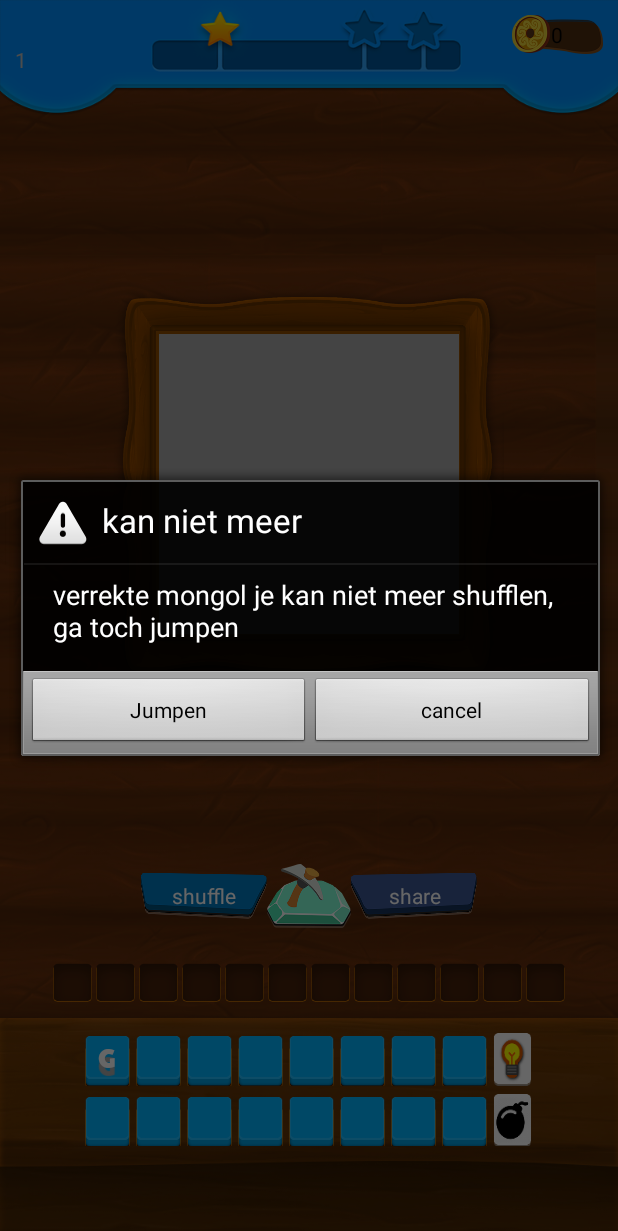
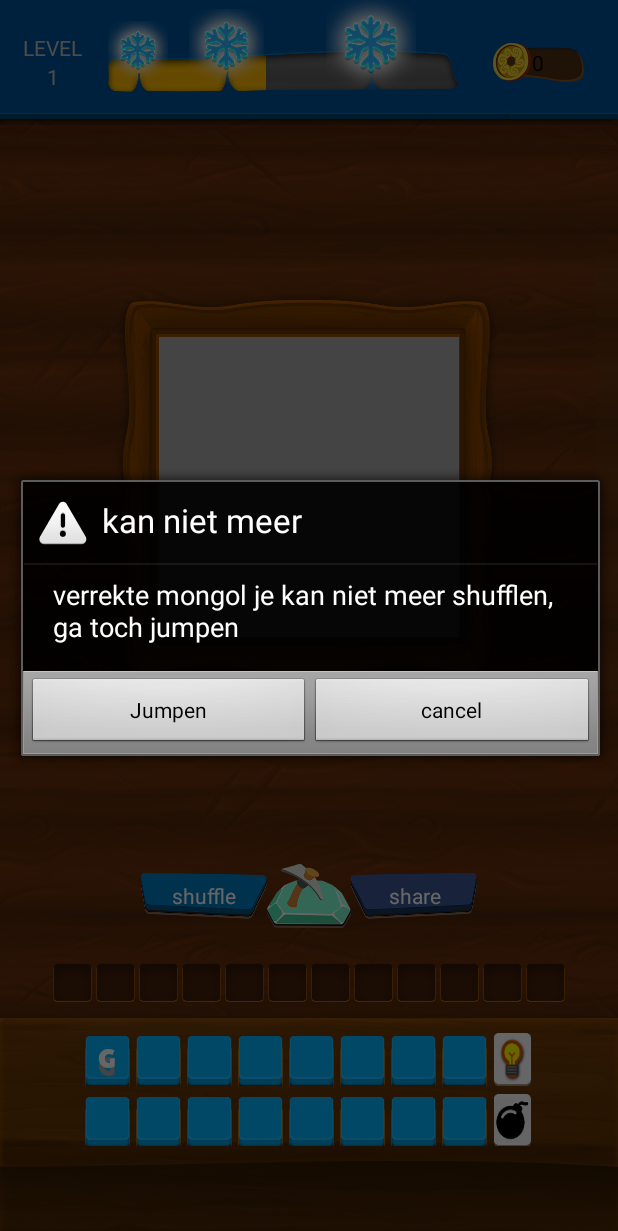
Before and after one commit to harrienak/frozenpicture, an Android app: the LevelActivity screen opened directly, with no data from a screen before it, on a phone screen of 412 x 824 dp. Shown: the top 1231 px of the screen. Run offline under Robolectric (Android 15) with nearby library versions, the phone set to English and light mode, and no system bars; our stand-ins replace AdMob, ButterKnife; network calls fail; 2 statements that could not run were skipped.

Commit message:
new header

```diff
--- a/app/src/main/res/layout/toolbar.xml
+++ b/app/src/main/res/layout/toolbar.xml
@@ -1,32 +1,127 @@
 <?xml version="1.0" encoding="utf-8"?>
-<RelativeLayout xmlns:android="http://schemas.android.com/apk/res/android"
+<FrameLayout xmlns:android="http://schemas.android.com/apk/res/android"
     android:layout_width="match_parent"
-    android:layout_height="80dp"
-    android:background="@drawable/header">
+    android:layout_height="wrap_content">
+
+    <LinearLayout
+        android:layout_width="match_parent"
+        android:layout_height="70dp">
+
+        <LinearLayout
+            android:layout_width="0dp"
+            android:layout_height="match_parent"
+            android:layout_weight="1.8"></LinearLayout>
+
+        <LinearLayout
+            android:layout_width="0dp"
+            android:layout_height="match_parent"
+            android:layout_weight="6"
+            android:background="#FFFFFF"
+            android:weightSum="100">
+
+            <ProgressBar
+                android:id="@+id/toolbar_progressbar"
+                style="?android:attr/progressBarStyleHorizontal"
+                android:layout_width="match_parent"
+                android:layout_height="match_parent"
+                android:max="100"
+                android:progress="45" />
+
+        </LinearLayout>
+
+        <LinearLayout
+            android:layout_width="0dp"
+            android:layout_height="match_parent"
+            android:layout_weight="2.65"></LinearLayout>
+    </LinearLayout>
+
+
+    <LinearLayout
+        android:layout_width="match_parent"
+        android:layout_height="wrap_content"
+        android:background="@drawable/header"
+        android:visibility="visible">
+
+        <LinearLayout
+            android:layout_width="0dp"
+            android:layout_height="match_parent"
+            android:layout_weight="1.8"
+            android:gravity="center"
+            android:orientation="vertical">
+
+            <TextView
+                android:id="@+id/toolbar_level_title"
+                android:layout_width="wrap_content"
+                android:layout_height="wrap_content"
+                android:text="LEVEL" />
 
             <TextView
                 android:id="@+id/toolbar_level"
                 android:layout_width="wrap_content"
-        android:layout_height="wrap_content"
-        android:layout_centerVertical="true"
-        android:layout_marginTop="5dp"
-        android:layout_marginLeft="10dp" />
+                android:layout_height="wrap_content" />
+        </LinearLayout>
 
-    <ProgressBar
-        android:visibility="gone"
-        android:id="@+id/toolbar_progressbar"
-        style="?android:attr/progressBarStyleHorizontal"
-        android:layout_width="150dp"
-        android:layout_height="30dp"
-        android:layout_centerInParent="true" />
+        <LinearLayout
+            android:layout_width="0dp"
+            android:layout_height="match_parent"
+            android:layout_weight="6"
+            android:weightSum="2875">
+
+            <LinearLayout
+                android:layout_width="0dp"
+                android:layout_height="match_parent"
+                android:layout_weight="530"
+                android:gravity="center_horizontal">
+
+                <ImageView
+                    android:layout_width="40dp"
+                    android:layout_height="40dp"
+                    android:layout_marginTop="14dp"
+                    android:src="@drawable/star" />
+
+            </LinearLayout>
+
+            <LinearLayout
+                android:layout_width="0dp"
+                android:layout_height="match_parent"
+                android:layout_weight="910"
+                android:gravity="center_horizontal">
+
+                <ImageView
+                    android:layout_width="50dp"
+                    android:layout_height="50dp"
+                    android:layout_marginTop="6dp"
+                    android:src="@drawable/star" />
+            </LinearLayout>
+
+            <LinearLayout
+                android:layout_width="0dp"
+                android:layout_height="match_parent"
+                android:layout_weight="1430"
+                android:gravity="center_horizontal">
+
+                <ImageView
+                    android:layout_width="60dp"
+                    android:layout_height="60dp"
+                    android:layout_marginTop="0dp"
+                    android:src="@drawable/star" />
+            </LinearLayout>
+        </LinearLayout>
+
+
+        <LinearLayout
+            android:layout_width="0dp"
+            android:layout_height="match_parent"
+            android:layout_weight="2.65"
+            android:gravity="center">
 
             <Button
                 android:id="@+id/toolbar_coins"
                 android:layout_width="wrap_content"
                 android:layout_height="wrap_content"
-        android:layout_marginRight="10dp"
-        android:layout_marginTop="10dp"
-        android:layout_alignParentRight="true"
                 android:background="@drawable/coin" />
+        </LinearLayout>
 
-</RelativeLayout>
+    </LinearLayout>
+
+</FrameLayout>
```
Also changed, not shown: app/src/main/res/drawable-hdpi/header.png (deleted), app/src/main/res/drawable-hdpi/star.png (deleted), app/src/main/res/drawable-xhdpi/header.png (deleted), app/src/main/res/drawable-xhdpi/star.png (deleted), app/src/main/res/drawable-xxhdpi/header.png, app/src/main/res/drawable-xxhdpi/nostar.png (added), app/src/main/res/drawable-xxhdpi/star.png. Lines whose indentation alone changed are shown as unchanged.
